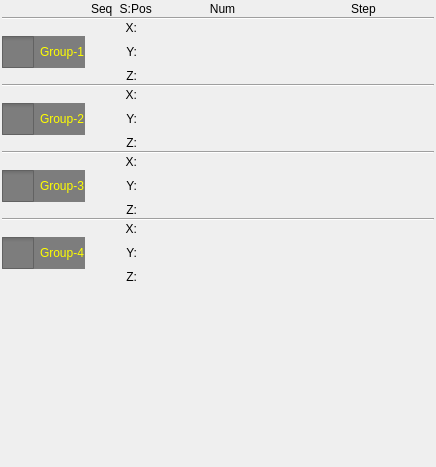
The window that hcinstruction/icstackeditor.ui (GaussCheng/2-5AxisPunch) describes before a commit, drawn with Qt 5.
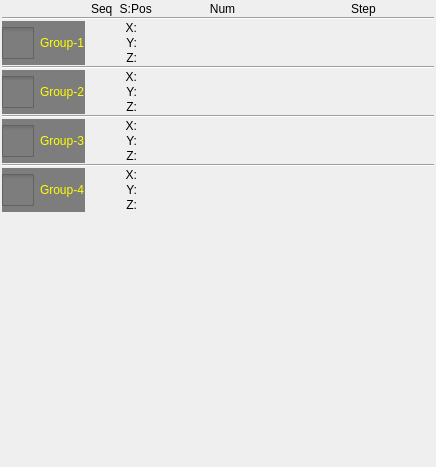
The same window after the commit. Icons and pictures are not drawn.

What changed in the file:
```diff
--- a/hcinstruction/icstackeditor.ui
+++ b/hcinstruction/icstackeditor.ui
@@ -151,8 +151,14 @@
      </item>
     </layout>
    </item>
-   <item row="3" column="0">
+   <item row="2" column="0" rowspan="3">
     <widget class="QCheckBox" name="g1Check">
+     <property name="sizePolicy">
+      <sizepolicy hsizetype="Minimum" vsizetype="Preferred">
+       <horstretch>0</horstretch>
+       <verstretch>0</verstretch>
+      </sizepolicy>
+     </property>
      <property name="styleSheet">
       <string notr="true">
 ::item{
@@ -330,8 +336,14 @@
      </item>
     </layout>
    </item>
-   <item row="8" column="0">
+   <item row="7" column="0" rowspan="3">
     <widget class="QCheckBox" name="g2Check">
+     <property name="sizePolicy">
+      <sizepolicy hsizetype="Minimum" vsizetype="Preferred">
+       <horstretch>0</horstretch>
+       <verstretch>0</verstretch>
+      </sizepolicy>
+     </property>
      <property name="styleSheet">
       <string notr="true">::item{
 height: 33px;
@@ -518,8 +530,14 @@
      </item>
     </layout>
    </item>
-   <item row="13" column="0">
+   <item row="12" column="0" rowspan="3">
     <widget class="QCheckBox" name="g3Check">
+     <property name="sizePolicy">
+      <sizepolicy hsizetype="Minimum" vsizetype="Preferred">
+       <horstretch>0</horstretch>
+       <verstretch>0</verstretch>
+      </sizepolicy>
+     </property>
      <property name="styleSheet">
       <string notr="true">::item{
 height: 33px;
@@ -803,8 +821,14 @@
    <item row="19" column="1">
     <widget class="QLabel" name="g4Seq"/>
    </item>
-   <item row="19" column="0">
+   <item row="17" column="0" rowspan="4">
     <widget class="QCheckBox" name="g4Check">
+     <property name="sizePolicy">
+      <sizepolicy hsizetype="Minimum" vsizetype="Preferred">
+       <horstretch>0</horstretch>
+       <verstretch>0</verstretch>
+      </sizepolicy>
+     </property>
      <property name="styleSheet">
       <string notr="true">::item{
 height: 33px;
```
